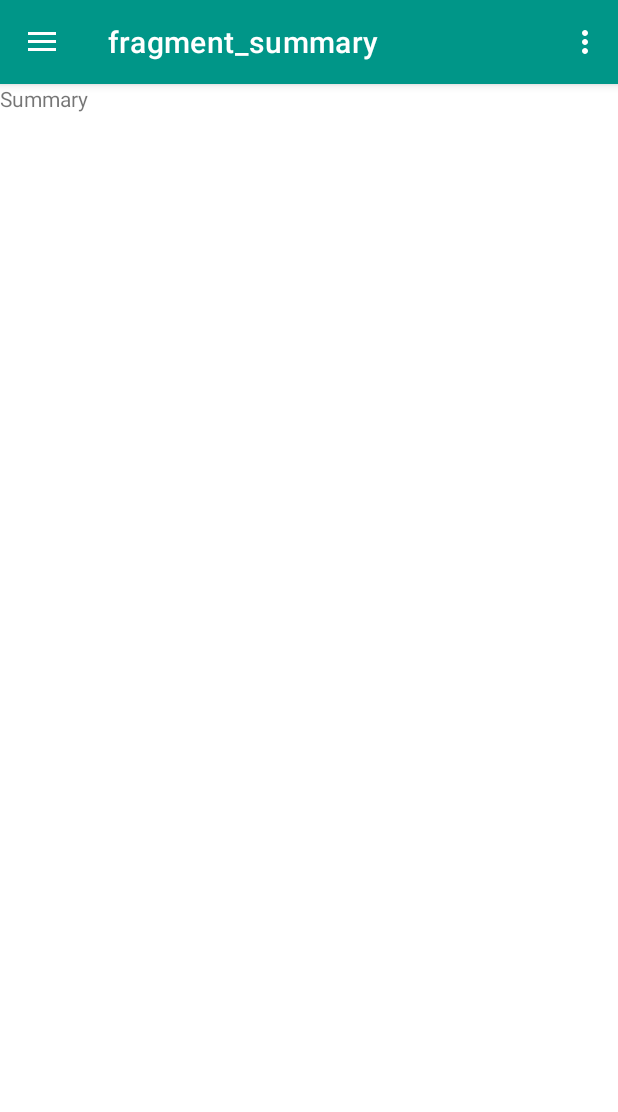
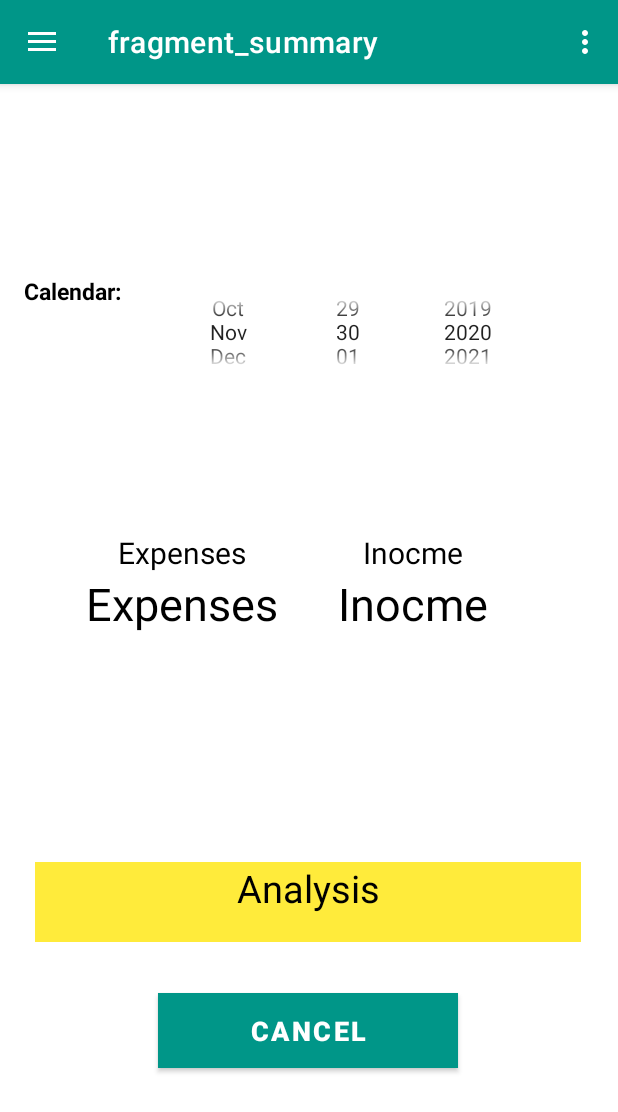
Before and after one commit to Binod-Shrestha/Android-Group-Project2020, an Android app: the screen it shows after launch (MainActivity), after a tap on "VIEW SUMMARY", on a phone screen of 412 x 824 dp. Shown: the top 1112 px of the screen. Run offline under Robolectric (Android 15) with nearby library versions, the phone set to English and light mode, and no system bars; our stand-ins replace navigation-ui.

Commit message:
date picker, analysis table and cancel button added in the fragment

```diff
--- a/app/src/main/res/layout/fragment_home.xml
+++ b/app/src/main/res/layout/fragment_home.xml
@@ -1,5 +1,6 @@
 <?xml version="1.0" encoding="utf-8"?>
-<androidx.constraintlayout.widget.ConstraintLayout xmlns:android="http://schemas.android.com/apk/res/android"
+<androidx.constraintlayout.widget.ConstraintLayout
+    xmlns:android="http://schemas.android.com/apk/res/android"
     xmlns:app="http://schemas.android.com/apk/res-auto"
     xmlns:tools="http://schemas.android.com/tools"
     android:layout_width="match_parent"
--- a/app/src/main/res/layout/fragment_summary.xml
+++ b/app/src/main/res/layout/fragment_summary.xml
@@ -1,16 +1,126 @@
 <?xml version="1.0" encoding="utf-8"?>
 <androidx.constraintlayout.widget.ConstraintLayout
     xmlns:android="http://schemas.android.com/apk/res/android"
+    xmlns:app="http://schemas.android.com/apk/res-auto"
     xmlns:tools="http://schemas.android.com/tools"
     android:layout_width="match_parent"
     android:layout_height="match_parent"
-    tools:context=".ui.summary.SummaryFragment">
+    tools:context=".ui.summary.SummaryFragment"
+    >
 
-    <!-- TODO: Update blank fragment layout -->
+    <Button
+        android:id="@+id/btnCancel"
+        android:layout_width="200dp"
+        android:layout_height="50dp"
+        android:layout_marginTop="20dp"
+        android:layout_marginBottom="112dp"
+        android:background="#E60000"
+        android:text="Cancel"
+        android:textSize="18sp"
+        android:textStyle="bold"
+        app:layout_constraintBottom_toBottomOf="parent"
+        app:layout_constraintEnd_toEndOf="parent"
+        app:layout_constraintHorizontal_bias="0.497"
+        app:layout_constraintStart_toStartOf="parent"
+        app:layout_constraintTop_toBottomOf="@+id/btnExpense"
+        app:layout_constraintVertical_bias="0.0" />
+
     <TextView
-        android:id="@+id/textView_title"
-        android:layout_width="match_parent"
-        android:layout_height="match_parent"
-        android:text="@string/menu_summary" />
+        android:id="@+id/label_analysis"
+        android:layout_width="364dp"
+        android:layout_height="53dp"
+        android:background="#FFEB3B"
+        android:text="Analysis"
+        android:textAlignment="center"
+        android:textColor="#000000"
+        android:textSize="25dp"
+        app:layout_constraintBottom_toTopOf="@+id/btnCancel"
+        app:layout_constraintEnd_toEndOf="parent"
+        app:layout_constraintHorizontal_bias="0.489"
+        app:layout_constraintStart_toStartOf="parent"
+        app:layout_constraintTop_toTopOf="parent"
+        app:layout_constraintVertical_bias="0.938" />
+
+    <DatePicker
+        android:id="@+id/datePicker"
+        android:layout_width="304dp"
+        android:layout_height="80dp"
+        android:calendarViewShown="false"
+        android:datePickerMode="spinner"
+        app:layout_constraintBottom_toTopOf="@+id/tableLayout"
+        app:layout_constraintEnd_toEndOf="parent"
+        app:layout_constraintHorizontal_bias="0.736"
+        app:layout_constraintStart_toStartOf="@+id/textView_calendar"
+        app:layout_constraintTop_toTopOf="parent"
+        app:layout_constraintVertical_bias="0.573" />
+
+    <TextView
+        android:id="@+id/textView_calendar"
+        android:layout_width="wrap_content"
+        android:layout_height="32dp"
+        android:text="Calendar:"
+        android:textAlignment="center"
+        android:textColor="@color/black"
+        android:textSize="15dp"
+        android:textStyle="bold"
+        app:layout_constraintBottom_toBottomOf="parent"
+        app:layout_constraintEnd_toEndOf="parent"
+        app:layout_constraintHorizontal_bias="0.046"
+        app:layout_constraintStart_toStartOf="parent"
+        app:layout_constraintTop_toTopOf="parent"
+        app:layout_constraintVertical_bias="0.173" />
+
+    <TableLayout
+        android:id="@+id/tableLayout"
+        android:layout_width="356dp"
+        android:layout_height="194dp"
+        app:layout_constraintBottom_toTopOf="@+id/label_analysis"
+        app:layout_constraintEnd_toEndOf="parent"
+        app:layout_constraintHorizontal_bias="0.49"
+        app:layout_constraintStart_toStartOf="parent"
+        app:layout_constraintTop_toTopOf="parent"
+        app:layout_constraintVertical_bias="0.92">
+
+        <TableRow
+            android:layout_width="match_parent"
+            android:layout_height="match_parent">
+
+            <TextView
+
+                android:layout_marginLeft="30dp"
+                android:text="Expenses"
+                android:textAlignment="center"
+                android:textColor="@color/black"
+                android:textSize="20dp" />
+
+            <TextView
+                android:layout_marginLeft="40dp"
+                android:text="Inocme"
+                android:textAlignment="center"
+                android:textColor="@color/black"
+                android:textSize="20dp" />
+        </TableRow>
+
+        <TableRow
+            android:layout_width="match_parent"
+            android:layout_height="65dp">
+
+            <TextView
+                android:layout_marginLeft="30dp"
+                android:text="Expenses"
+                android:textColor="@color/black"
+                android:textSize="30dp" />
+
+            />
+
+            <TextView
+                android:layout_marginLeft="40dp"
+                android:text="Inocme"
+                android:textColor="@color/black"
+                android:textSize="30dp" />
+        </TableRow>
+
+    </TableLayout>
+
 
 </androidx.constraintlayout.widget.ConstraintLayout>
```
